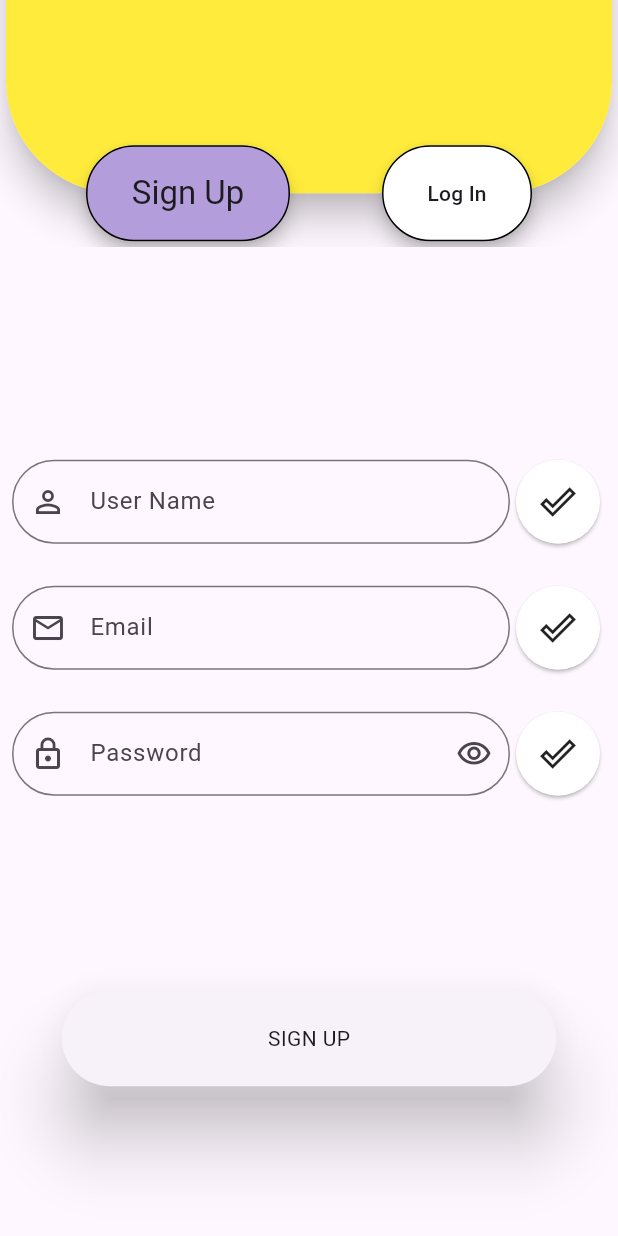
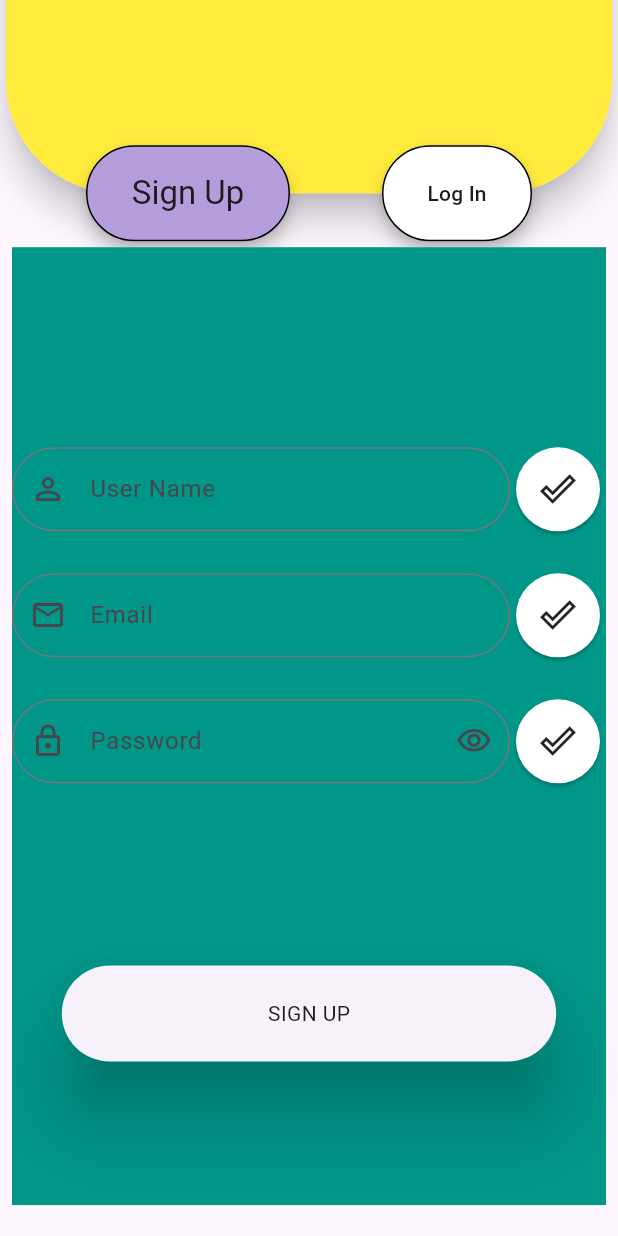
Before and after one commit to cEgemen/weaApp2, a Flutter app: the screen it shows after launch, after a tap on the "keyboard arrow right" icon, on a phone screen of 412 x 824 dp. Run offline on Flutter 3.47's test engine with Material 3 defaults, Android fonts, the phone set to English and light mode, and no system bars; our stand-ins replace flutter_mobx, mobx, shared_preferences; generated files the repository leaves out were written again.

Commit message:
change entry page

```diff
--- a/lib/core/base/base_view.dart
+++ b/lib/core/base/base_view.dart
@@ -3,7 +3,7 @@ import 'package:flutter/widgets.dart';
 import 'package:mobx/mobx.dart';
 
 class BaseView<T extends Store> extends StatefulWidget {
-      const BaseView({super.key,required this.viewModel,required this.initial,required this.disposse,required this.build});
+      const BaseView({super.key,required this.initial,required this.viewModel,required this.disposse,required this.build});
       final T viewModel;
       final void Function(T viewModel) initial;
       final  void Function() disposse;
--- a/lib/product/pages/entryPage/entry_page.dart
+++ b/lib/product/pages/entryPage/entry_page.dart
@@ -15,7 +15,7 @@ class _EntryPageState extends EntryPageViewModel {
   Widget build(BuildContext context) {
     return SafeArea(
       child: Scaffold(
-        backgroundColor: Colors.grey[400],
+        backgroundColor: Colors.white,
         body: Padding(
           padding: const AppPadding.normalHorizontalPadding(),
           child: Column(
@@ -24,13 +24,13 @@ class _EntryPageState extends EntryPageViewModel {
               const Spacer(
                 flex: 1,
               ),
-              Expanded(flex: 2, child: _entryPageTopText(context)),
-              Expanded(flex: 5, child: _pageView()),
+              Expanded(flex: 4, child: _pageViewImage()),
               Expanded(flex: 1, child: _pageViewBelow()),
-              Expanded(flex: 1, child: _customStartIconButton()),
-              const Spacer(
-                flex: 1,
+              Expanded(
+                flex: 2,
+                child: _pageViewText(),
               ),
+              Expanded(flex: 2, child: _customStartIconButton()),
             ],
           ),
         ),
@@ -38,22 +38,30 @@ class _EntryPageState extends EntryPageViewModel {
     );
   }
 
-  PageView _pageView() {
+  PageView _pageViewImage() {
     return PageView.builder(
       itemCount: pageCount,
       controller: pageViewController,
-      padEnds: true,
-      pageSnapping: true,
       onPageChanged: (value) {
         updateCircleContainer(value);
       },
       itemBuilder: (context, index) {
-        return entryPageShowPageList[index];
+        return buildContainerImage(index);
       },
     );
   }
 
-  Row _customStartIconButton() {
+  PageView _pageViewText() {
+    return PageView.builder(
+      itemCount: pageCount,
+      controller: pageViewController2,
+      itemBuilder: (context, index) {
+        return buildText(index);
+      },
+    );
+  }
+
+  Widget _customStartIconButton() {
     return Row(
       mainAxisAlignment: MainAxisAlignment.end,
       children: [
@@ -78,30 +86,28 @@ class _EntryPageState extends EntryPageViewModel {
 
   Widget _pageViewBelow() {
     return Row(
-        crossAxisAlignment: CrossAxisAlignment.center,
-        mainAxisAlignment: MainAxisAlignment.center,
-        children: createWidgetList(pageCount, _circleDynamicContainer));
-  }
-
-  Widget _entryPageTopText(BuildContext context) {
-    return Column(
       mainAxisAlignment: MainAxisAlignment.center,
-      crossAxisAlignment: CrossAxisAlignment.start,
       children: [
-        Text(
-          entryPageTopText1,
-          style: Theme.of(context).textTheme.headlineSmall,
+        ListView.builder(
+          scrollDirection: Axis.horizontal,
+          itemCount: pageCount,
+          shrinkWrap: true,
+          itemBuilder: (context, index) {
+            return _circleDynamicContainer(index: index);
+          },
         ),
-        Text("${"\t" * entryPageTopText1.length}${entryPageTopText2}", style: Theme.of(context).textTheme.headlineSmall)
       ],
     );
   }
 
-  Container _circleDynamicContainer({int index = 0}) {
-    return Container(
-      height: isActiveSize(index),
-      width: isActiveSize(index),
-      decoration: BoxDecoration(color: isActiveColor(index), shape: BoxShape.circle),
+  Widget _circleDynamicContainer({int index = 0}) {
+    return Padding(
+      padding: const AppPadding.smallHorizontalPadding(),
+      child: Container(
+        height: isActiveSize(index),
+        width: isActiveSize(index),
+        decoration: BoxDecoration(color: isActiveColor(index), shape: BoxShape.circle),
+      ),
     );
   }
 }
--- /dev/null
+++ b/lib/product/pages/entryPage/entry_page_model.dart
@@ -0,0 +1,10 @@
+
+
+class EntryPageModel{
+   final String title;
+   final String desc;
+   final String imgPath;
+
+   EntryPageModel({required this.title,required this.desc,required this.imgPath});
+
+}
--- a/lib/product/pages/entryPage/entry_page_view_model.dart
+++ b/lib/product/pages/entryPage/entry_page_view_model.dart
@@ -1,33 +1,38 @@
 import 'package:flutter/material.dart';
+import '../../../core/extensions/context_extension.dart';
+import '../../useful/padding.dart';
 import '../../constants/app_constants.dart';
 
 import '../../../core/base/base_state.dart';
 import '../../enums/image_enum.dart';
 import '../../enums/router_enum.dart';
-import '../../useful/padding.dart';
-import '../../widgets/cards/image_card_widget.dart';
 import 'entry_page.dart';
+import 'entry_page_model.dart';
 
 abstract class EntryPageViewModel extends BaseState<EntryPage> {
-  final String entryPageTopText1 = "WELCOME TO";
-  final String entryPageTopText2 = "WEATHER APP";
-  final String startButtonText = "Let's Start";
+  List<EntryPageModel> modelList = [
+    EntryPageModel(title: "CHECK WEATHER", desc: "You can check daily weather with one click.", imgPath: ImageEnum.entry_img1.imagePath()),
+    EntryPageModel(
+        title: "DETAILED DATA",
+        desc: "You can see the weather conditions in 6 different time periods of the day and the weather conditions of the next 5 days in detail.",
+        imgPath: ImageEnum.entry_img2.imagePath()),
+    EntryPageModel(
+        title: "LOOK AT OTHER CITIES",
+        desc: "You can learn the weather conditions of cities in different parts of the world in detail.",
+        imgPath: ImageEnum.entry_img3.imagePath()),
+  ];
 
-  final List<Widget> entryPageShowPageList = [
-    Padding(padding: const AppPadding.normalHorizontalPadding(), child: ImageCardWidget(path: ImageEnum.entry_img1.imagePath())),
-    Padding(padding: const AppPadding.normalHorizontalPadding(), child: ImageCardWidget(path: ImageEnum.entry_img2.imagePath())),
-    Padding(padding: const AppPadding.normalHorizontalPadding(), child: ImageCardWidget(path: ImageEnum.entry_img3.imagePath()))
-  ];
   late final PageController pageViewController;
+  late final PageController pageViewController2;
   late final EntryPageConstantSized entryConstantSized;
   late final EntryPageConstantColor entryConstantColor;
   int currentPageIndex = 1;
   final pageCount = 3;
-  final double _viewFraction = 0.8;
   @override
   void initState() {
     super.initState();
-    pageViewController = PageController(initialPage: currentPageIndex, viewportFraction: _viewFraction);
+    pageViewController = PageController(initialPage: currentPageIndex);
+    pageViewController2 = PageController(initialPage: currentPageIndex);
     entryConstantSized = EntryPageConstantSized.constantSized;
     entryConstantColor = EntryPageConstantColor.constantColor;
   }
@@ -40,18 +45,41 @@ abstract class EntryPageViewModel extends BaseState<EntryPage> {
     return currentPageIndex == index ? entryConstantSized.circleContainerActiveSizes : entryConstantSized.circleContainerDismisSizes;
   }
 
-  List<Widget> createWidgetList<T>(int count, Widget Function({int index}) widget) {
-    List<Widget> widgetList = [];
-    for (int i = 0; i < count; i++) {
-      widgetList.add(widget(index: i));
-    }
-    return widgetList;
+  void updateCircleContainer(int value) {
+    setState(() {
+      pageViewController2.jumpToPage(value);
+      currentPageIndex = value;
+    });
   }
 
-  void updateCircleContainer(int value) {
-    setState(() {
-      currentPageIndex = value;
-    });
+  Widget buildContainerImage(int index) {
+    return SizedBox(
+      child: Image.asset(
+        modelList[index].imgPath,
+        fit: BoxFit.cover,
+      ),
+    );
+  }
+
+  Widget buildText(int index) {
+    return Column(
+      mainAxisAlignment: MainAxisAlignment.center,
+      children: [
+        Text(
+          modelList[index].title,
+          style: context.textTheme.headlineMedium,
+          textAlign: TextAlign.center,
+        ),
+        Padding(
+          padding: const AppPadding.normalHorizontalPadding(),
+          child: Text(
+            modelList[index].desc,
+            style: context.textTheme.titleMedium,
+            textAlign: TextAlign.center,
+          ),
+        ),
+      ],
+    );
   }
 
   void nextPage() {
@@ -72,8 +100,8 @@ class EntryPageConstantColor {
   static EntryPageConstantColor constantColor = EntryPageConstantColor._();
   static const double _passiveColorOpacity = AppConstants.middleOpacity;
   // Colorlar theme ya baglanabilir ....
-  final Color activeColor = Colors.orange;
-  final Color passiveColor = Colors.white.withOpacity(_passiveColorOpacity);
+  final Color activeColor = const Color(0xff6C63FF);
+  final Color passiveColor = Colors.grey.withOpacity(_passiveColorOpacity);
   final Color buttonIconColor = Colors.white;
   final Color buttonBackColor = Colors.green.shade300;
 }
--- a/lib/product/pages/signAndLogInPage/signUpPage/sign_up_view.dart
+++ b/lib/product/pages/signAndLogInPage/signUpPage/sign_up_view.dart
@@ -1,9 +1,11 @@
 import 'package:flutter/material.dart';
+import 'package:flutter_mobx/flutter_mobx.dart';
+import '../../../../core/extensions/context_extension.dart';
 import 'sign_up_view_state.dart';
 import '../../../widgets/buttons/templatesButtons/sign_up_button.dart';
 import '../../../widgets/cards/circle_icon_card_widget.dart';
 import '../../../useful/padding.dart';
-import '../../../widgets/textFields/password_text_field.dart';
+import '../../../widgets/textFields/atomikWidget/password_text_field.dart';
 
 class SignUpView extends StatefulWidget {
   const SignUpView({super.key});
@@ -23,16 +25,26 @@ class _SignUpViewState extends State<SignUpView> {
           child: Padding(
         padding: const AppPadding.normalHorizontalPadding(),
         child: Scaffold(
-              body: Column(
+          body: SingleChildScrollView(
+              physics:const NeverScrollableScrollPhysics(),
+              child: Container(
+                height: context.height * .775,
+                color: Colors.teal,
+                child: Column(
                   children: [
-              const Spacer(flex: 1,),
-              Expanded(flex: 6,child: Form(key:_state.formKey ,child: _formColumn())),
+                    const Spacer(
+                      flex: 1,
+                    ),
+                    Expanded(flex: 6, child: _formColumn()),
                     Expanded(flex: 2, child: _signUpButtonRow()),
-              const Spacer(flex: 1,)
+                    const Spacer(
+                      flex: 1,
+                    )
                   ],
+                ),
               )),
         ),
-      );
+      ));
 
   Column _formColumn() {
     return Column(
@@ -66,8 +78,13 @@ class _SignUpViewState extends State<SignUpView> {
   }
 
   Row _passwordTextFieldRow() {
-    return const Row(
-      children: [Expanded(child: PasswordTextField()), CircleIIconCardWidget(icon: Icons.done_outline_outlined)],
+    return Row(
+      children: [
+        const Expanded(child: PasswordTextField()),
+        Observer(builder: (_) {
+          return CircleIIconCardWidget(icon: Icons.done_outline_outlined);
+        })
+      ],
     );
   }
 
@@ -75,14 +92,12 @@ class _SignUpViewState extends State<SignUpView> {
     return Row(
       children: [
         Expanded(
-          child: TextFormField(
-            validator: (value) {
-
-            },
+            child: TextField(
+          onChanged: (value) {},
           autofillHints: const [AutofillHints.email],
           decoration: InputDecoration(label: Text(_state.emailTextFieldText), prefixIcon: const Icon(Icons.email_outlined)),
         )),
-        const CircleIIconCardWidget(icon: Icons.done_outline_outlined)
+        Observer(builder: (context) => CircleIIconCardWidget(icon: Icons.done_outline_outlined))
       ],
     );
   }
@@ -92,13 +107,13 @@ class _SignUpViewState extends State<SignUpView> {
       children: [
         Expanded(
             child: TextFormField(
-            validator: (value) {
-
-            },
+          validator: (value) {},
           autofillHints: const [AutofillHints.name, AutofillHints.givenName],
           decoration: InputDecoration(label: Text(_state.nameTextFieldText), prefixIcon: const Icon(Icons.person_outline_outlined)),
         )),
-        const CircleIIconCardWidget(icon: Icons.done_outline_outlined)
+        Observer(builder: (_) {
+          return CircleIIconCardWidget(icon: Icons.done_outline_outlined);
+        })
       ],
     );
   }
--- a/lib/product/pages/signAndLogInPage/signUpPage/sign_up_view_state.dart
+++ b/lib/product/pages/signAndLogInPage/signUpPage/sign_up_view_state.dart
@@ -10,4 +10,7 @@ abstract class _SignUpViewStateBase with Store {
       final String nameTextFieldText = "User Name";
       final String emailTextFieldText= "Email";
       final GlobalKey<FormState> formKey = GlobalKey<FormState>();
+
+
+
 }
--- a/lib/product/pages/signAndLogInPage/sign_or_log_in_view_state.dart
+++ b/lib/product/pages/signAndLogInPage/sign_or_log_in_view_state.dart
@@ -1,9 +1,11 @@
 import 'package:flutter/material.dart';
 import 'package:mobx/mobx.dart';
+
+import '../../../core/extensions/context_extension.dart';
 import '../../constants/app_constants.dart';
-import '../../../core/extensions/context_extension.dart';
 import 'logInPage/log_in_view.dart';
 import 'signUpPage/sign_up_view.dart';
+
 part 'sign_or_log_in_view_state.g.dart';
 
 class SignOrLogInViewState = _SignOrLogInViewState with _$SignOrLogInViewState;
--- a/lib/product/widgets/buttons/templatesButtons/sign_up_button.dart
+++ b/lib/product/widgets/buttons/templatesButtons/sign_up_button.dart
@@ -1,6 +1,7 @@
 import 'package:flutter/material.dart';
+
+import '../../../../core/extensions/context_extension.dart';
 import '../../../constants/app_constants.dart';
-import '../../../../core/extensions/context_extension.dart';
 import '../../../useful/radius.dart';
 import '../atomicButtons/normal_button.dart';
 
--- a/lib/product/widgets/cards/circle_icon_card_widget.dart
+++ b/lib/product/widgets/cards/circle_icon_card_widget.dart
@@ -2,6 +2,7 @@
 
 
 import 'package:flutter/material.dart';
+
 import '../../constants/app_constants.dart';
 
 class CircleIIconCardWidget extends StatelessWidget {
--- a/lib/product/widgets/cards/image_card_widget.dart
+++ /dev/null
@@ -1,27 +0,0 @@
-import 'package:flutter/material.dart';
-import '../../constants/app_constants.dart';
-
-class ImageCardWidget extends StatelessWidget {
-  const ImageCardWidget({super.key, required String path,
-   double? height = AppConstants.lowWidgetSize, double? widht = AppConstants.lowWidgetSize})
-      : _path = path,
-        _height = height,
-        _widht = widht;
-
-  final String _path;
-  final double? _height;
-  final double? _widht;
-  @override
-  Widget build(BuildContext context) {
-    return SizedBox(
-      height: _height,
-      width: _widht,
-      child: Card(
-        child: Image.asset(
-          _path,
-          fit: BoxFit.fill,
-        ),
-      ),
-    );
-  }
-}
--- a/lib/product/widgets/containers/touchable_and_animated_container.dart
+++ b/lib/product/widgets/containers/touchable_and_animated_container.dart
@@ -1,4 +1,5 @@
 import 'package:flutter/material.dart';
+
 import '../../constants/app_constants.dart';
 import '../../useful/radius.dart';
 
--- a/lib/product/widgets/textFields/password_text_field.dart
+++ b/lib/product/widgets/textFields/atomikWidget/password_text_field.dart
@@ -2,8 +2,9 @@ import 'package:flutter/material.dart';
 import 'package:flutter/services.dart';
 
 class PasswordTextField extends StatefulWidget {
-  const PasswordTextField({String? Function(String?)? validator,super.key}):_validator=validator;
-  final String? Function(String?)? _validator;
+  const PasswordTextField({TextEditingController ? controller,void Function(String value) ? onChanged,super.key}):_ctrl=controller,_onChange = onChanged;
+  final TextEditingController ? _ctrl;
+  final void Function(String  value) ?_onChange;
   @override
   State<PasswordTextField> createState() => _PasswordTextFieldState();
 }
@@ -13,9 +14,10 @@ class _PasswordTextFieldState extends State<PasswordTextField> {
   bool _obsecure = true;
   @override
   Widget build(BuildContext context) {
-    return TextFormField(
-      validator: widget._validator,
+    return TextField(
+      controller: widget._ctrl,
       obscureText: _obsecure,
+      onChanged:widget._onChange,
       autofillHints: const [AutofillHints.password, AutofillHints.newPassword],
       inputFormatters: [FilteringTextInputFormatter.digitsOnly],
       keyboardType: TextInputType.number,
--- /dev/null
+++ b/lib/product/widgets/textFields/templateWİdget/signUp_password_textfield.dart
@@ -0,0 +1,25 @@
+
+
+
+   import 'package:flutter/widgets.dart';
+
+import '../atomikWidget/password_text_field.dart';
+
+class SignUpPasswordTextField extends StatefulWidget {
+     const SignUpPasswordTextField({super.key, required TextEditingController controller,
+      required void Function(String value) onChange}):_ctrl=controller,_onChange=onChange;
+     final TextEditingController _ctrl;
+     final void Function(String value) _onChange;
+     @override
+     State<SignUpPasswordTextField> createState() => _SignUpPasswordTextFieldState();
+   }
+
+   class _SignUpPasswordTextFieldState extends State<SignUpPasswordTextField> {
+     @override
+     Widget build(BuildContext context) {
+       return PasswordTextField(
+         controller: widget._ctrl,
+         onChanged: widget._onChange,
+       );
+     }
+   }
```
Lines whose indentation alone changed are shown as unchanged.
